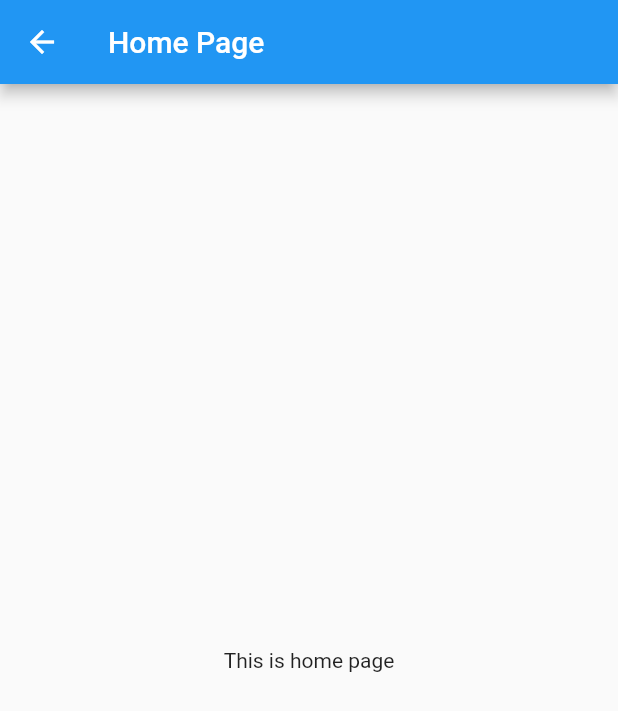
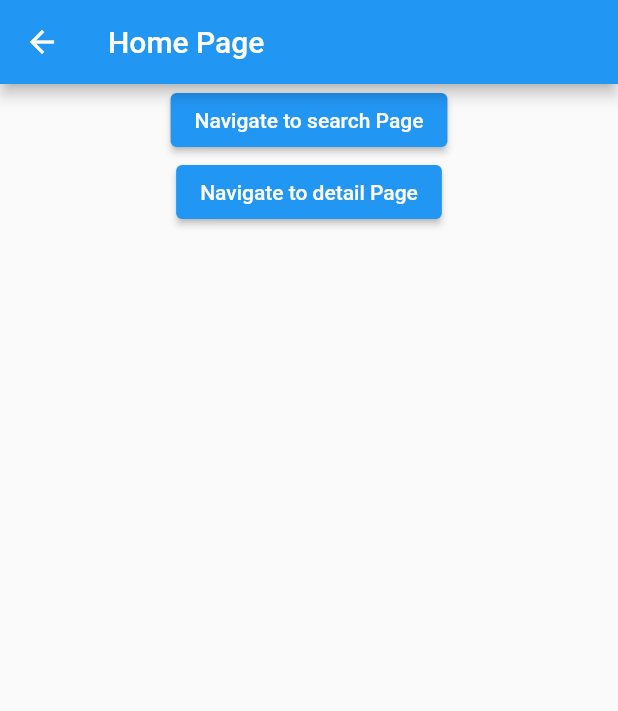
Before and after one commit to KlaudiaK/MarvelApp, a Flutter app: the HomePage screen opened by its route, on a phone screen of 412 x 824 dp. Shown: the top 711 px of the screen. Run offline on Flutter 3.47's test engine with Material 2 defaults, Android fonts, the phone set to English and light mode, and no system bars; our stand-ins replace dio, flutter_modular.

Commit message:
Add navigation between screens

```diff
--- a/lib/di/app_module.dart
+++ b/lib/di/app_module.dart
@@ -20,7 +20,7 @@ class AppModule extends Module {
         ChildRoute('/', child: (context, args) => const SplashPage()),
         ChildRoute('/home', child: (context, args) => const HomePage()),
         ChildRoute('/search', child: (context, args) => const SearchPage()),
-        ChildRoute('/detail',
+        ChildRoute('/detail/:id',
             child: (context, args) => DetailsPage(id: args.queryParams['id'])),
         ChildRoute('/settings', child: (context, args) => const SettingsPage()),
       ];
--- a/lib/features/dashboard/detail/detail_page.dart
+++ b/lib/features/dashboard/detail/detail_page.dart
@@ -1,4 +1,5 @@
 import 'package:flutter/material.dart';
+import 'package:flutter_modular/flutter_modular.dart';
 
 class DetailsPage extends StatelessWidget {
   final String? id;
@@ -8,8 +9,11 @@ class DetailsPage extends StatelessWidget {
   Widget build(BuildContext context) {
     return Scaffold(
       appBar: AppBar(title: const Text('Details Page')),
-      body: const Center(
-        child: Text('This is details page'),
+      body: Center(
+        child: ElevatedButton(
+          onPressed: () => Modular.to.navigate('/home'),
+          child: Text('Navigate to Home Page'),
+        ),
       ),
     );
   }
--- a/lib/features/dashboard/home/home_page.dart
+++ b/lib/features/dashboard/home/home_page.dart
@@ -1,4 +1,5 @@
 import 'package:flutter/material.dart';
+import 'package:flutter_modular/flutter_modular.dart';
 
 class HomePage extends StatelessWidget {
   const HomePage({Key? key}) : super(key: key);
@@ -7,8 +8,19 @@ class HomePage extends StatelessWidget {
   Widget build(BuildContext context) {
     return Scaffold(
       appBar: AppBar(title: const Text('Home Page')),
-      body: const Center(
-        child: Text('This is home page'),
+      body:  Center(
+        child: Column(
+          children: [
+            ElevatedButton(
+          onPressed: () => Modular.to.navigate('/search'),
+          child: Text('Navigate to search Page'),
+        ),
+        ElevatedButton(
+          onPressed: () => Modular.to.navigate('/detail/1'),
+          child: Text('Navigate to detail Page'),
+        ),
+          ],
+          ),
       ),
     );
   }
--- a/lib/features/dashboard/search/search_page.dart
+++ b/lib/features/dashboard/search/search_page.dart
@@ -1,4 +1,5 @@
 import 'package:flutter/material.dart';
+import 'package:flutter_modular/flutter_modular.dart';
 
 class SearchPage extends StatelessWidget {
   const SearchPage({Key? key}) : super(key: key);
@@ -7,8 +8,11 @@ class SearchPage extends StatelessWidget {
   Widget build(BuildContext context) {
     return Scaffold(
       appBar: AppBar(title: const Text('Search Page')),
-      body: const Center(
-        child: Text('This is search page'),
+      body:  Center(
+        child: ElevatedButton(
+          onPressed: () => Modular.to.navigate('/home'),
+          child: Text('Navigate to home Page'),
+        ),
       ),
     );
   }
--- a/lib/features/onboarding/splash_page.dart
+++ b/lib/features/onboarding/splash_page.dart
@@ -1,4 +1,5 @@
 import 'package:flutter/material.dart';
+import 'package:flutter_modular/flutter_modular.dart';
 
 class SplashPage extends StatelessWidget {
   const SplashPage({Key? key}) : super(key: key);
@@ -7,8 +8,11 @@ class SplashPage extends StatelessWidget {
   Widget build(BuildContext context) {
     return Scaffold(
       appBar: AppBar(title: const Text('Splash Page')),
-      body: const Center(
-        child: Text('This is splash page'),
+      body:  Center(
+        child: ElevatedButton(
+          onPressed: () => Modular.to.navigate('/home'),
+          child: Text('Navigate to home Page'),
+        ),
       ),
     );
   }
--- a/lib/features/settings/settings_page.dart
+++ b/lib/features/settings/settings_page.dart
@@ -6,9 +6,9 @@ class SettingsPage extends StatelessWidget {
   @override
   Widget build(BuildContext context) {
     return Scaffold(
-      appBar: AppBar(title: const Text('Search Page')),
+      appBar: AppBar(title: const Text('Settings Page')),
       body: const Center(
-        child: Text('This is search page'),
+        child: Text('This is settings page'),
       ),
     );
   }
```
